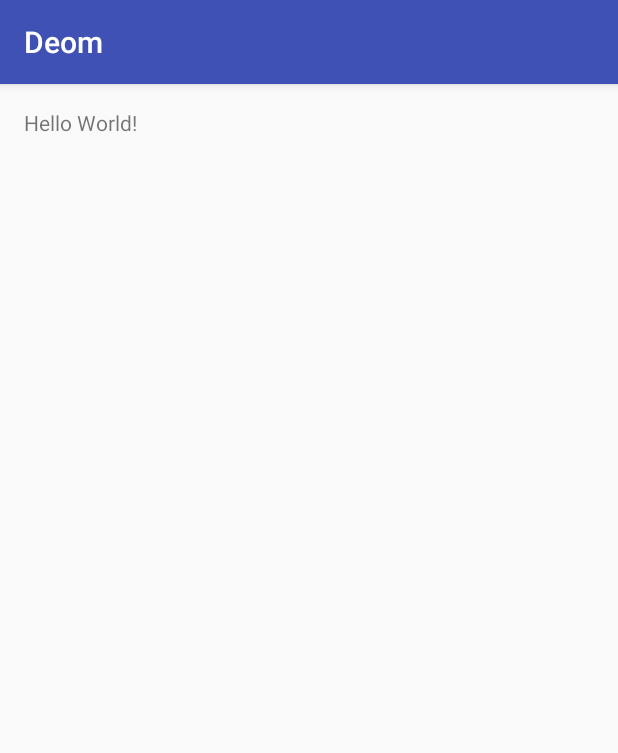
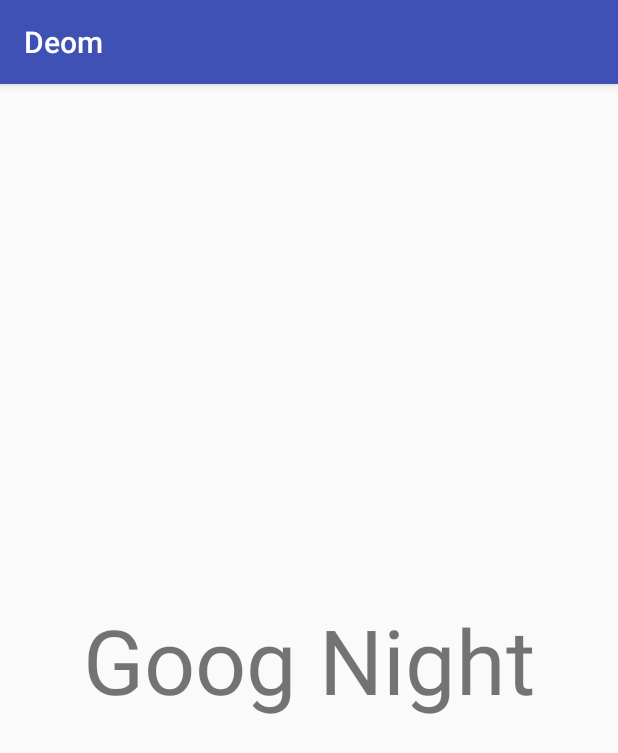
Before and after one commit to 77377xiang/demo, an Android app: the screen it shows after launch (MainActivity), on a phone screen of 412 x 824 dp. Shown: the top 753 px of the screen. Run offline under Robolectric (Android 15) with nearby library versions, the phone set to English and light mode, and no system bars.

Commit message:
Jack的提交

```diff
--- a/Deom/app/build.gradle
+++ b/Deom/app/build.gradle
@@ -2,7 +2,7 @@ apply plugin: 'com.android.application'
 
 android {
     compileSdkVersion 24
-    buildToolsVersion "24.0.2"
+    buildToolsVersion "23.0.3"
 
     defaultConfig {
         applicationId "com.example.administrator.deom"
@@ -22,5 +22,5 @@ android {
 dependencies {
     compile fileTree(dir: 'libs', include: ['*.jar'])
     testCompile 'junit:junit:4.12'
-    compile 'com.android.support:appcompat-v7:24.2.1'
+    compile 'com.android.support:appcompat-v7:24.0.0'
 }
--- a/Deom/app/src/main/java/com/example/administrator/deom/MainActivity.java
+++ b/Deom/app/src/main/java/com/example/administrator/deom/MainActivity.java
@@ -9,5 +9,6 @@ public class MainActivity extends AppCompatActivity {
     protected void onCreate(Bundle savedInstanceState) {
         super.onCreate(savedInstanceState);
         setContentView(R.layout.activity_main);
+        ///啥情况啊     aaaaaaaaaaaaa
     }
 }
--- a/Deom/app/src/main/res/layout/activity_main.xml
+++ b/Deom/app/src/main/res/layout/activity_main.xml
@@ -12,5 +12,7 @@
     <TextView
         android:layout_width="wrap_content"
         android:layout_height="wrap_content"
-        android:text="Hello World!" />
+        android:layout_centerInParent="true"
+        android:textSize="60sp"
+        android:text="Goog Night" />
 </RelativeLayout>
```
Also changed, not shown: Deom/gradle.properties (+8 -9 lines).
